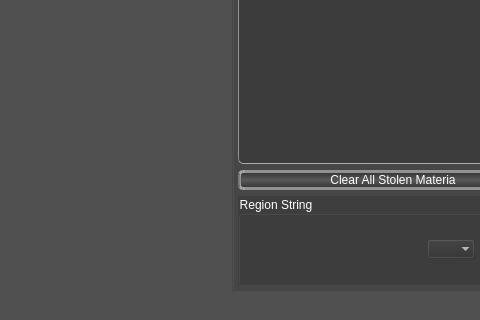
Above: mainwindow.ui from sithlord48/blackchocobo before the change; both pictures show x 0 to 480 and y 315 to 635 of the 766 by 635 pixel window. Below: the same form after it.
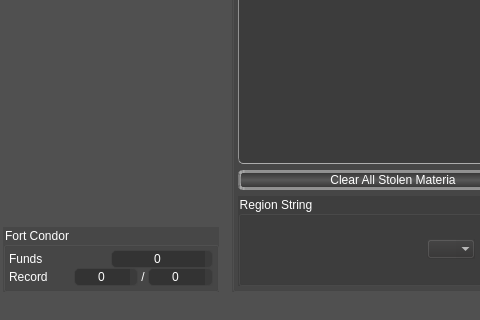
That is the form after the change. The open tabs and pages were chosen to show the change. Icons and pictures are not drawn.

Commit message: FF7Save : + CondorFunds / CondorWins / CondorLoses CharEditor: limit uses spinboxes now Align HCenter Blackchocbo: update to support new FF7Save Lang update.

The edit to the form file:
```diff
--- a/mainwindow.ui
+++ b/mainwindow.ui
@@ -6915,6 +6915,155 @@
             </property>
            </spacer>
           </item>
+          <item>
+           <widget class="QGroupBox" name="groupBox_12">
+            <property name="title">
+             <string>Fort Condor</string>
+            </property>
+            <layout class="QVBoxLayout" name="verticalLayout_5">
+             <property name="spacing">
+              <number>0</number>
+             </property>
+             <property name="leftMargin">
+              <number>3</number>
+             </property>
+             <property name="topMargin">
+              <number>3</number>
+             </property>
+             <property name="rightMargin">
+              <number>3</number>
+             </property>
+             <property name="bottomMargin">
+              <number>3</number>
+             </property>
+             <item>
+              <layout class="QHBoxLayout" name="horizontalLayout_15">
+               <property name="spacing">
+                <number>0</number>
+               </property>
+               <item>
+                <widget class="QLabel" name="label_17">
+                 <property name="text">
+                  <string>Funds </string>
+                 </property>
+                </widget>
+               </item>
+               <item>
+                <widget class="QSpinBox" name="sbCondorFunds">
+                 <property name="minimumSize">
+                  <size>
+                   <width>0</width>
+                   <height>18</height>
+                  </size>
+                 </property>
+                 <property name="wrapping">
+                  <bool>true</bool>
+                 </property>
+                 <property name="alignment">
+                  <set>Qt::AlignCenter</set>
+                 </property>
+                 <property name="maximum">
+                  <number>65535</number>
+                 </property>
+                 <property name="value">
+                  <number>0</number>
+                 </property>
+                </widget>
+               </item>
+              </layout>
+             </item>
+             <item>
+              <layout class="QHBoxLayout" name="horizontalLayout_16">
+               <property name="spacing">
+                <number>0</number>
+               </property>
+               <item>
+                <widget class="QLabel" name="label_27">
+                 <property name="text">
+                  <string>Record </string>
+                 </property>
+                </widget>
+               </item>
+               <item>
+                <widget class="QSpinBox" name="sbCondorWins">
+                 <property name="minimumSize">
+                  <size>
+                   <width>0</width>
+                   <height>18</height>
+                  </size>
+                 </property>
+                 <property name="maximumSize">
+                  <size>
+                   <width>16777215</width>
+                   <height>16777215</height>
+                  </size>
+                 </property>
+                 <property name="wrapping">
+                  <bool>true</bool>
+                 </property>
+                 <property name="alignment">
+                  <set>Qt::AlignCenter</set>
+                 </property>
+                 <property name="maximum">
+                  <number>255</number>
+                 </property>
+                 <property name="value">
+                  <number>0</number>
+                 </property>
+                </widget>
+               </item>
+               <item>
+                <widget class="QLabel" name="label_26">
+                 <property name="minimumSize">
+                  <size>
+                   <width>0</width>
+                   <height>18</height>
+                  </size>
+                 </property>
+                 <property name="maximumSize">
+                  <size>
+                   <width>10</width>
+                   <height>18</height>
+                  </size>
+                 </property>
+                 <property name="text">
+                  <string>/</string>
+                 </property>
+                 <property name="alignment">
+                  <set>Qt::AlignCenter</set>
+                 </property>
+                </widget>
+               </item>
+               <item>
+                <widget class="QSpinBox" name="sbCondorLoses">
+                 <property name="minimumSize">
+                  <size>
+                   <width>0</width>
+                   <height>18</height>
+                  </size>
+                 </property>
+                 <property name="maximumSize">
+                  <size>
+                   <width>16777215</width>
+                   <height>16777215</height>
+                  </size>
+                 </property>
+                 <property name="wrapping">
+                  <bool>true</bool>
+                 </property>
+                 <property name="alignment">
+                  <set>Qt::AlignCenter</set>
+                 </property>
+                 <property name="maximum">
+                  <number>255</number>
+                 </property>
+                </widget>
+               </item>
+              </layout>
+             </item>
+            </layout>
+           </widget>
+          </item>
          </layout>
         </item>
         <item>
```
The commit also changes 10 other files.
